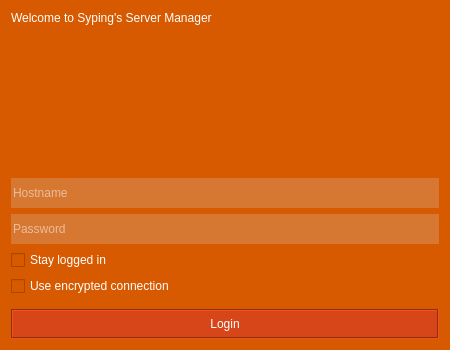
This is frmServerManager.ui in Syping/servermgr as Qt 5 draws it before an edit. The edited form follows.
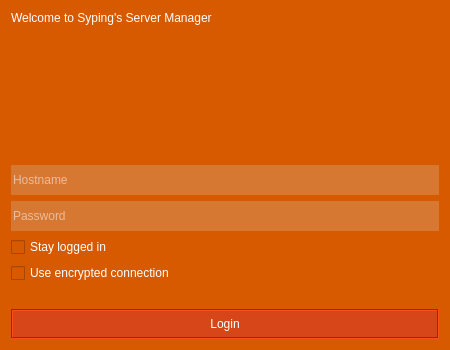
This is the edited form. The open tabs and pages were chosen to show the change. Icons and pictures are not drawn. Custom widgets are drawn as their Qt base class.

Commit message: enable server-side error warnings

Patch:
```diff
--- a/frmServerManager.ui
+++ b/frmServerManager.ui
@@ -455,7 +455,7 @@
           <property name="sizeHint" stdset="0">
            <size>
             <width>0</width>
-            <height>3</height>
+            <height>40</height>
            </size>
           </property>
          </spacer>
```
Left out of the diff: 2 changed lines with no effect on the pictures. The commit also changes 1 other file.
